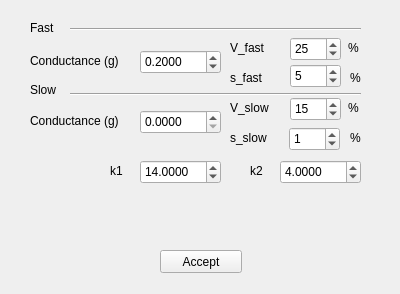
GNB-UAM/RTHybrid, file model_library/synapse/Golowasch_et_al_1999/sm_gui_golowasch_et_al_1999.ui: the form before one commit.
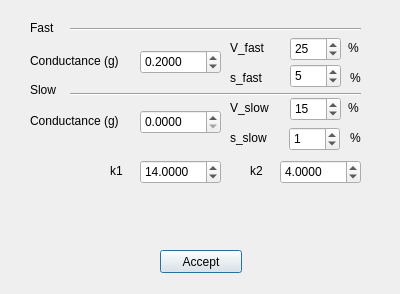
The form after the commit.

Commit message: Updated GUI graphics. Now the GUI for the synapse models are QDialog instead of QWidget, so the program blocks until the accept button is pressed and therefore there is not Segmentation Fault when painting the circuit

Patch:
```diff
--- a/model_library/synapse/Golowasch_et_al_1999/sm_gui_golowasch_et_al_1999.ui
+++ b/model_library/synapse/Golowasch_et_al_1999/sm_gui_golowasch_et_al_1999.ui
@@ -1,7 +1,7 @@
 <?xml version="1.0" encoding="UTF-8"?>
 <ui version="4.0">
  <class>SM_GUI_Golowasch_et_al_1999</class>
- <widget class="QWidget" name="SM_GUI_Golowasch_et_al_1999">
+ <widget class="QDialog" name="SM_GUI_Golowasch_et_al_1999">
   <property name="windowModality">
    <enum>Qt::ApplicationModal</enum>
   </property>
```
The commit also changes 28 other files.
